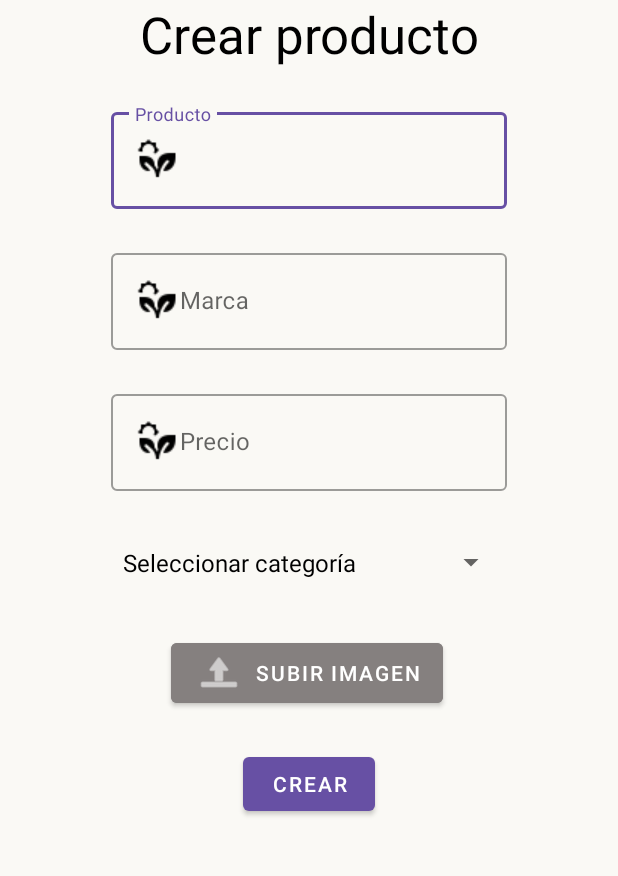
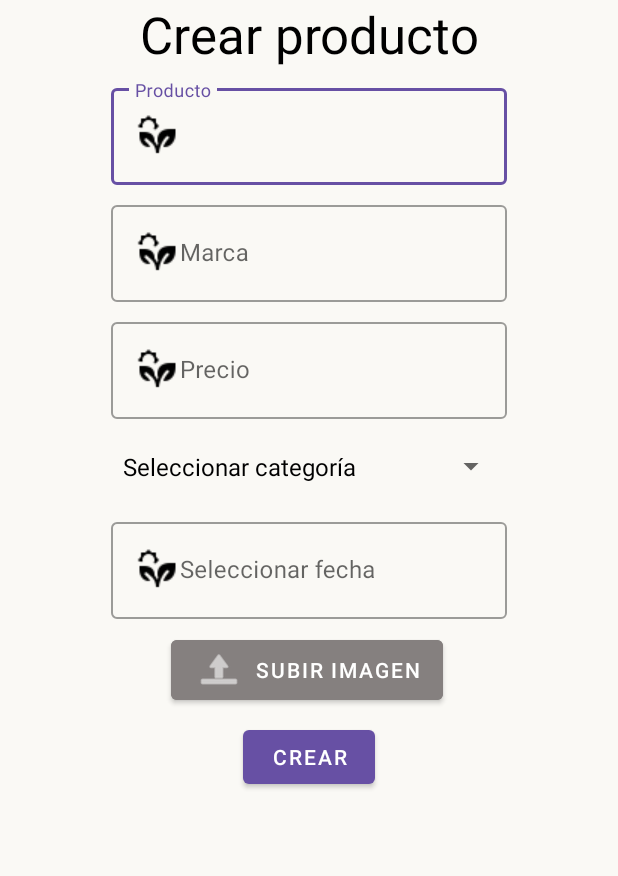
Before and after one commit to Braulio-Diaz/vfood-application-kotlin-project, an Android app: the ProductCreate screen opened directly, with no data from a screen before it, on a phone screen of 412 x 824 dp, the part 247-1123 px from its top. Run offline under Robolectric (Android 15) with nearby library versions, the phone set to English and light mode, and no system bars; Roboto replaces fonts that are not available here.

```diff
--- a/app/src/main/java/com/example/v_foodapplication/ProductCreate.kt
+++ b/app/src/main/java/com/example/v_foodapplication/ProductCreate.kt
@@ -19,6 +19,8 @@ class ProductCreate : AppCompatActivity() {
         val til_create_product_price = findViewById<TextInputLayout>(R.id.til_create_product_price)
         val sp_category_product = findViewById<Spinner>(R.id.sp_category_product)
         val btn_product_create = findViewById<Button>(R.id.btn_product_create)
+        val til_date_create_product = findViewById<TextInputLayout>(R.id.til_date_create_product)
+        til_date_create_product.editText?.setOnClickListener { v -> showDatePickerDialog() }
 
         //POBLAR SPINNER
         //OPCIONES QUE TENDRÁ LA LISTA
@@ -31,12 +33,15 @@ class ProductCreate : AppCompatActivity() {
             var create_product_name = til_create_product_name.editText?.text.toString()
             var create_product_brand = til_create_product_brand.editText?.text.toString()
             var create_product_price = til_create_product_price.editText?.text.toString()
+            var date_create_product = til_date_create_product.editText?.text.toString()
             sp_category_product.selectedItem?.toString()
 
             val validate = Validate()
             if (validate.validarCampoNulo(create_product_name)) til_create_product_name.error = getString(R.string.null_field_error) else til_create_product_name.error = ""
             if (validate.validarCampoNulo(create_product_brand)) til_create_product_brand.error = getString(R.string.null_field_error) else til_create_product_brand.error = ""
             if (validate.validarCampoNulo(create_product_price)) til_create_product_price.error = getString(R.string.null_field_error) else til_create_product_price.error = ""
+            if (validate.validarCampoNulo(date_create_product)) til_date_create_product.error = getString(R.string.null_field_error) else til_date_create_product.error = ""
+
 
             Toast.makeText(this@ProductCreate, "Producto creado", Toast.LENGTH_SHORT).show()
 
@@ -44,4 +49,20 @@ class ProductCreate : AppCompatActivity() {
             startActivity(intent)
         }
     }
+
+    //FUNCION PARA MOSTRAR EL DIALOGO
+    private fun showDatePickerDialog(){
+        val datePicker = DatePickerFragment { day, month, year -> onDateSelected(day,month, year) }
+        datePicker.show(supportFragmentManager, "datePicker")
+    }
+
+    //FUNCION PARA PONER LA FECHA SELECCIONADA EN EL CAMPO DE TEXTO
+    private fun onDateSelected(day:Int, month:Int, year:Int){
+        val til_date_create_product = findViewById<TextInputLayout>(R.id.til_date_create_product)
+        var daySelected = "$day"
+        var monthSelected = (month+1).toString()
+        if (day<10){ daySelected = "0$day" }
+        if ((month+1)<10){ monthSelected = "0"+(month+1).toString() }
+        til_date_create_product.editText?.setText("$daySelected/$monthSelected/$year")
+    }
 }
--- a/app/src/main/java/com/example/v_foodapplication/Validate.kt
+++ b/app/src/main/java/com/example/v_foodapplication/Validate.kt
@@ -10,8 +10,8 @@ class Validate {
     /**
      * FUNCION PARA VALIDAR SI EL TEXTO ES NULO
      */
-    fun validarCampoNulo(texto : String): Boolean{
-        return texto.equals(" ") || return texto.equals("  ") || return texto.equals("   ") || texto.length == 0
+    fun validarCampoNulo(texto: String?): Boolean{
+        return texto.equals(" ") || return texto.equals("  ") || return texto.equals("   ") || texto!!.length == 0
     }
 
     /**
--- a/app/src/main/res/layout/activity_product_create.xml
+++ b/app/src/main/res/layout/activity_product_create.xml
@@ -95,7 +95,7 @@
         style="@style/Widget.MaterialComponents.TextInputLayout.OutlinedBox"
         android:layout_width="0dp"
         android:layout_height="wrap_content"
-        android:layout_marginTop="24dp"
+        android:layout_marginTop="8dp"
         app:layout_constraintEnd_toStartOf="@+id/guideline9"
         app:layout_constraintStart_toStartOf="@+id/guideline8"
         app:layout_constraintTop_toBottomOf="@+id/textView">
@@ -112,7 +112,7 @@
         style="@style/Widget.MaterialComponents.TextInputLayout.OutlinedBox"
         android:layout_width="0dp"
         android:layout_height="wrap_content"
-        android:layout_marginTop="24dp"
+        android:layout_marginTop="8dp"
         app:layout_constraintEnd_toStartOf="@+id/guideline9"
         app:layout_constraintStart_toStartOf="@+id/guideline8"
         app:layout_constraintTop_toBottomOf="@+id/til_create_product_name">
@@ -129,7 +129,7 @@
         style="@style/Widget.MaterialComponents.TextInputLayout.OutlinedBox"
         android:layout_width="0dp"
         android:layout_height="wrap_content"
-        android:layout_marginTop="24dp"
+        android:layout_marginTop="8dp"
         app:layout_constraintEnd_toStartOf="@+id/guideline9"
         app:layout_constraintStart_toStartOf="@+id/guideline8"
         app:layout_constraintTop_toBottomOf="@+id/til_create_product_brand">
@@ -145,29 +145,49 @@
         android:id="@+id/sp_category_product"
         android:layout_width="0dp"
         android:layout_height="47dp"
-        android:layout_marginTop="24dp"
+        android:layout_marginTop="8dp"
         app:layout_constraintEnd_toStartOf="@+id/guideline9"
         app:layout_constraintStart_toStartOf="@+id/guideline8"
         app:layout_constraintTop_toBottomOf="@+id/til_create_product_price" />
+
+    <com.google.android.material.textfield.TextInputLayout
+        android:id="@+id/til_date_create_product"
+        style="@style/Widget.MaterialComponents.TextInputLayout.OutlinedBox"
+        android:layout_width="0dp"
+        android:layout_height="wrap_content"
+        android:layout_marginTop="8dp"
+        android:focusableInTouchMode="false"
+        android:touchscreenBlocksFocus="false"
+        app:layout_constraintEnd_toStartOf="@+id/guideline9"
+        app:layout_constraintStart_toStartOf="@+id/guideline8"
+        app:layout_constraintTop_toBottomOf="@+id/sp_category_product">
+
+        <com.google.android.material.textfield.TextInputEditText
+            android:layout_width="match_parent"
+            android:layout_height="wrap_content"
+            android:drawableStart="@drawable/icons8_planta_bajo_el_sol_30"
+            android:focusableInTouchMode="false"
+            android:hint="@string/TXT_date" />
+    </com.google.android.material.textfield.TextInputLayout>
 
     <Button
         android:id="@+id/btn_product_upload_create"
         android:layout_width="wrap_content"
         android:layout_height="wrap_content"
-        android:layout_marginTop="24dp"
+        android:layout_marginTop="8dp"
         android:backgroundTint="#85807F"
         android:text="@string/BTN_upload"
         app:icon="@android:drawable/ic_menu_upload"
         app:layout_constraintEnd_toStartOf="@+id/guideline9"
         app:layout_constraintHorizontal_bias="0.487"
         app:layout_constraintStart_toStartOf="@+id/guideline8"
-        app:layout_constraintTop_toBottomOf="@+id/sp_category_product" />
+        app:layout_constraintTop_toBottomOf="@+id/til_date_create_product" />
 
     <Button
         android:id="@+id/btn_product_create"
         android:layout_width="wrap_content"
         android:layout_height="wrap_content"
-        android:layout_marginTop="24dp"
+        android:layout_marginTop="8dp"
         android:text="@string/BTN_create"
         app:layout_constraintEnd_toStartOf="@+id/guideline9"
         app:layout_constraintStart_toStartOf="@+id/guideline8"
--- a/app/src/main/res/values/strings.xml
+++ b/app/src/main/res/values/strings.xml
@@ -3,11 +3,13 @@
     //Login
     <string name="BTN_user">Iniciar sesión</string>
     <string name="BTN_register">Registrarse</string>
+    <string name="TXT_login_user">Usuario</string>
     <string name="TXT_email">E-mail</string>
     <string name="TXT_password">Contraseña</string>
     <string name="SW_rememberuser">Recordar usuario</string>
 
     //Registrar Usuario
+    <string name="TXT_user">Nombre de suario</string>
     <string name="TXT_name">Nombre</string>
     <string name="TXT_surname">Apellido</string>
     <string name="TXT_repeatpassword">Repetir contraseña</string>
@@ -19,6 +21,7 @@
     <string name="TXT_tofu">Tofu</string>
     <string name="TXT_category_name">Categoría</string>
     <string name="TXT_date">Seleccionar fecha</string>
+    <string name="TXT_hour">Seleccionar hora</string>
 
     //Crear
     <string name="BTN_create">Crear</string>
```
Also changed, not shown: app/build.gradle (+13 -0 lines), app/src/main/java/com/example/v_foodapplication/CategoryCreate.kt (+34 -26 lines), app/src/main/java/com/example/v_foodapplication/CategoryRead.kt (+18 -2 lines), app/src/main/java/com/example/v_foodapplication/UserLogin.kt (+30 -7 lines), app/src/main/java/com/example/v_foodapplication/UserRegister.kt (+46 -9 lines), app/src/main/res/layout/activity_category_create.xml (+24 -5 lines), app/src/main/res/layout/activity_user_login.xml (+4 -4 lines), app/src/main/res/layout/activity_user_register.xml (+20 -22 lines).
